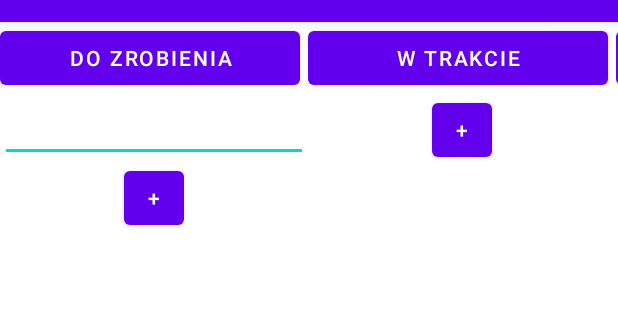
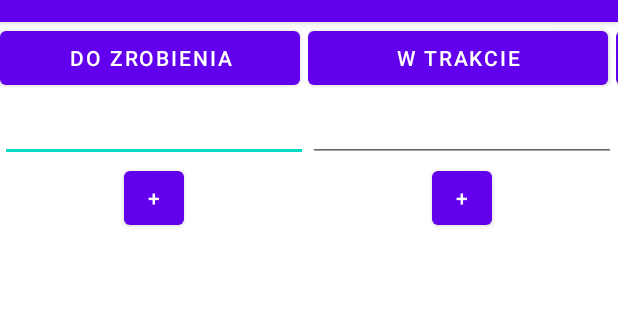
Before and after one commit to Nekoshy/Kanban, an Android app: the screen it shows after launch (MainActivity), on a phone screen of 412 x 824 dp, the part 62-382 px from its top. Run offline under Robolectric (Android 15) with nearby library versions, the phone set to English and light mode, and no system bars.

```diff
--- a/app/src/main/java/com/example/kanban/MainActivity.kt
+++ b/app/src/main/java/com/example/kanban/MainActivity.kt
@@ -30,6 +30,38 @@ class MainActivity : AppCompatActivity() {
             mListView1.adapter = arrayAdapter
         }
 
+        val poleTekstowe2: EditText;
+        val arrayAdapter2: ArrayAdapter<*>
+        val zadania2: MutableList<String> = ArrayList()
+
+        val mListView2 = findViewById<ListView>(R.id.listview2)
+
+        arrayAdapter2 = ArrayAdapter(this, android.R.layout.simple_list_item_1, zadania2)
+        mListView2.adapter = arrayAdapter2
+        poleTekstowe2 = findViewById(R.id.editText2)
+
+        val btnDo = findViewById(R.id.btwTrakcie) as Button
+        btnDo.setOnClickListener {
+            zadania2.add(poleTekstowe2.text.toString())
+            mListView2.adapter = arrayAdapter2
+        }
+
+        val poleTekstowe3: EditText;
+        val arrayAdapter3: ArrayAdapter<*>
+        val zadania3: MutableList<String> = ArrayList()
+
+        val mListView3 = findViewById<ListView>(R.id.listview3)
+
+        arrayAdapter3 = ArrayAdapter(this, android.R.layout.simple_list_item_1, zadania3)
+        mListView3.adapter = arrayAdapter3
+        poleTekstowe3 = findViewById(R.id.editText3)
+
+        val btnDone = findViewById(R.id.btZrobione) as Button
+        btnDone.setOnClickListener {
+            zadania3.add(poleTekstowe3.text.toString())
+            mListView3.adapter = arrayAdapter3
+        }
+
 
     }
 }
--- a/app/src/main/res/layout/activity_main.xml
+++ b/app/src/main/res/layout/activity_main.xml
@@ -67,6 +67,11 @@
                     android:layout_centerHorizontal="true">
                 </ListView>
 
+                <EditText
+                    android:id="@+id/editText2"
+                    android:layout_width="match_parent"
+                    android:layout_height="wrap_content"/>
+
                 <Button
                     android:id="@+id/btwTrakcie"
                     android:layout_width="40dp"
@@ -93,6 +98,11 @@
                     android:layout_centerHorizontal="true">
                 </ListView>
 
+                <EditText
+                    android:id="@+id/editText3"
+                    android:layout_width="match_parent"
+                    android:layout_height="wrap_content"/>
+
                 <Button
                     android:id="@+id/btZrobione"
                     android:layout_width="40dp"
```
